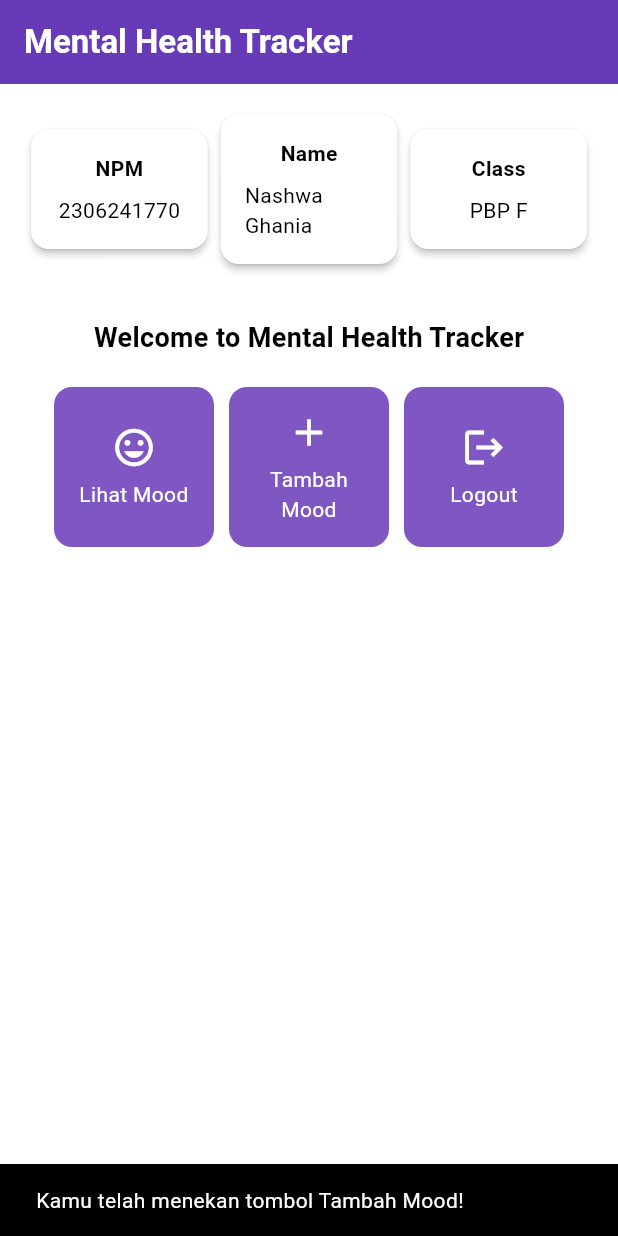
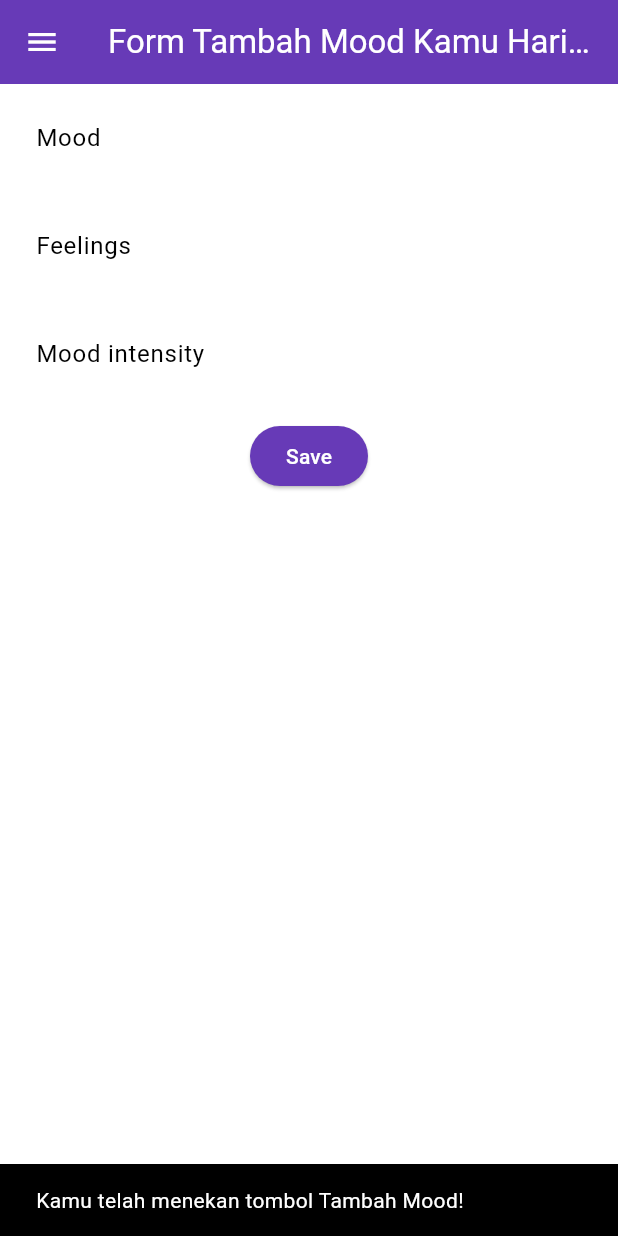
Before and after one commit to narawaa/mental-health-tracker-mobile, a Flutter app: the screen it shows after launch, after a tap on "Tambah Mood", on a phone screen of 412 x 824 dp. Run offline on Flutter 3.47's test engine with Material 3 defaults, Android fonts, the phone set to English and light mode, and no system bars.

Commit message:
feat: Tutorial 7

```diff
--- a/lib/main.dart
+++ b/lib/main.dart
@@ -1,5 +1,5 @@
 import 'package:flutter/material.dart';
-import 'package:mental_health_tracker/menu.dart';
+import 'package:mental_health_tracker/screens/menu.dart';
 
 void main() {
   runApp(const MyApp());
--- a/lib/menu.dart
+++ b/lib/screens/menu.dart
@@ -1,4 +1,6 @@
 import 'package:flutter/material.dart';
+import 'package:mental_health_tracker/widgets/left_drawer.dart';
+import 'package:mental_health_tracker/widgets/mood_card.dart';
 
 class MyHomePage extends StatelessWidget {
   MyHomePage({super.key});
@@ -29,8 +31,10 @@ class MyHomePage extends StatelessWidget {
         ),
         // Warna latar belakang AppBar diambil dari skema warna tema aplikasi.
         backgroundColor: Theme.of(context).colorScheme.primary,
+        iconTheme: const IconThemeData(color: Colors.white),
       ),
       // Body halaman dengan padding di sekelilingnya.
+      drawer: const LeftDrawer(),
       body: Padding(
         padding: const EdgeInsets.all(16.0),
         // Menyusun widget secara vertikal dalam sebuah kolom.
@@ -126,66 +130,3 @@ class InfoCard extends StatelessWidget {
     );
   }
 }
-
-
-class ItemHomepage {
-  final String name;
-  final IconData icon;
-
-  ItemHomepage(this.name, this.icon);
-}
-
-
-class ItemCard extends StatelessWidget {
-  // Menampilkan kartu dengan ikon dan nama.
-
-  final ItemHomepage item;
-
-  const ItemCard(this.item, {super.key});
-
-  @override
-  Widget build(BuildContext context) {
-    return Material(
-      // Menentukan warna latar belakang dari tema aplikasi.
-      color: Theme.of(context).colorScheme.secondary,
-      // Membuat sudut kartu melengkung.
-      borderRadius: BorderRadius.circular(12),
-
-      child: InkWell(
-        // Aksi ketika kartu ditekan.
-        onTap: () {
-          // Menampilkan pesan SnackBar saat kartu ditekan.
-          ScaffoldMessenger.of(context)
-            ..hideCurrentSnackBar()
-            ..showSnackBar(
-              SnackBar(content: Text("Kamu telah menekan tombol ${item.name}!"))
-            );
-        },
-        // Container untuk menyimpan Icon dan Text
-        child: Container(
-          padding: const EdgeInsets.all(8),
-          child: Center(
-            child: Column(
-              // Menyusun ikon dan teks di tengah kartu.
-              mainAxisAlignment: MainAxisAlignment.center,
-              children: [
-                Icon(
-                  item.icon,
-                  color: Colors.white,
-                  size: 30.0,
-                ),
-                const Padding(padding: EdgeInsets.all(3)),
-                Text(
-                  item.name,
-                  textAlign: TextAlign.center,
-                  style: const TextStyle(color: Colors.white),
-                ),
-              ],
-            ),
-          ),
-        ),
-      ),
-    );
-  }
-
-}
--- /dev/null
+++ b/lib/screens/moodentry_form.dart
@@ -0,0 +1,165 @@
+import 'package:flutter/material.dart';
+import 'package:mental_health_tracker/widgets/left_drawer.dart';
+
+class MoodEntryFormPage extends StatefulWidget {
+  const MoodEntryFormPage({super.key});
+
+  @override
+  State<MoodEntryFormPage> createState() => _MoodEntryFormPageState();
+}
+
+class _MoodEntryFormPageState extends State<MoodEntryFormPage> {
+  final _formKey = GlobalKey<FormState>();
+  String _mood = "";
+	String _feelings = "";
+	int _moodIntensity = 0;
+
+  @override
+  Widget build(BuildContext context) {
+    return Scaffold(
+      appBar: AppBar(
+        title: const Center(
+          child: Text(
+            'Form Tambah Mood Kamu Hari ini',
+          ),
+        ),
+        backgroundColor: Theme.of(context).colorScheme.primary,
+        foregroundColor: Colors.white,
+      ),
+      // Tambahkan drawer yang sudah dibuat di sini
+      drawer: const LeftDrawer(),
+      body: Form(
+        key: _formKey,
+        child: SingleChildScrollView(
+          child: Column(
+            crossAxisAlignment: CrossAxisAlignment.start,
+            children: [
+              Padding(
+                padding: const EdgeInsets.all(8.0),
+                child: TextFormField(
+                  decoration: InputDecoration(
+                    hintText: "Mood",
+                    labelText: "Mood",
+                    border: OutlineInputBorder(
+                      borderRadius: BorderRadius.circular(5.0),
+                    ),
+                  ),
+                  onChanged: (String? value) {
+                    setState(() {
+                      _mood = value!;
+                    });
+                  },
+                  validator: (String? value) {
+                    if (value == null || value.isEmpty) {
+                      return "Mood tidak boleh kosong!";
+                    }
+                    return null;
+                  },
+                ),
+              ),
+
+              Padding(
+                padding: const EdgeInsets.all(8.0),
+                child: TextFormField(
+                  decoration: InputDecoration(
+                    hintText: "Feelings",
+                    labelText: "Feelings",
+                    border: OutlineInputBorder(
+                      borderRadius: BorderRadius.circular(5.0),
+                    ),
+                  ),
+                  onChanged: (String? value) {
+                    setState(() {
+                      _feelings = value!;
+                    });
+                  },
+                  validator: (String? value) {
+                    if (value == null || value.isEmpty) {
+                      return "Feelings tidak boleh kosong!";
+                    }
+                    return null;
+                  },
+                ),
+              ),
+              Padding(
+                padding: const EdgeInsets.all(8.0),
+                child: TextFormField(
+                  decoration: InputDecoration(
+                    hintText: "Mood intensity",
+                    labelText: "Mood intensity",
+                    border: OutlineInputBorder(
+                      borderRadius: BorderRadius.circular(5.0),
+                    ),
+                  ),
+                  onChanged: (String? value) {
+                    setState(() {
+                      _moodIntensity = int.tryParse(value!) ?? 0;
+                    });
+                  },
+                  validator: (String? value) {
+                    if (value == null || value.isEmpty) {
+                      return "Mood intensity tidak boleh kosong!";
+                    }
+                    if (int.tryParse(value) == null) {
+                      return "Mood intensity harus berupa angka!";
+                    }
+                    return null;
+                  },
+                ),
+              ),
+
+              Align(
+                alignment: Alignment.bottomCenter,
+                child: Padding(
+                  padding: const EdgeInsets.all(8.0),
+                  child: ElevatedButton(
+                    style: ButtonStyle(
+                      backgroundColor: WidgetStateProperty.all(
+                          Theme.of(context).colorScheme.primary),
+                    ),
+                    onPressed: () {
+                      if (_formKey.currentState!.validate()) {
+                        showDialog(
+                          context: context,
+                          builder: (context) {
+                            return AlertDialog(
+                              title: const Text('Mood berhasil tersimpan'),
+                              content: SingleChildScrollView(
+                                child: Column(
+                                  crossAxisAlignment: CrossAxisAlignment.start,
+                                  children: [
+                                    Text('Mood: $_mood'),
+                                    Text('Feelings: $_feelings'),
+                                    Text('Intensity: $_moodIntensity'),
+                                  ],
+                                ),
+                              ),
+                              actions: [
+                                TextButton(
+                                  child: const Text('OK'),
+                                  onPressed: () {
+                                    Navigator.pop(context);
+                                    _formKey.currentState!.reset();
+                                  },
+                                ),
+                              ],
+                            );
+                          },
+                        );
+                      }
+                    },
+
+                    child: const Text(
+                      "Save",
+                      style: TextStyle(color: Colors.white),
+                    ),
+                  ),
+                ),
+              ),
+            ],
+          ),
+        ),
+      ),
+    );
+  }
+}
--- /dev/null
+++ b/lib/widgets/left_drawer.dart
@@ -0,0 +1,74 @@
+import 'package:flutter/material.dart';
+import 'package:mental_health_tracker/screens/menu.dart';
+import 'package:mental_health_tracker/screens/moodentry_form.dart';
+
+class LeftDrawer extends StatelessWidget {
+  const LeftDrawer({super.key});
+
+  @override
+  Widget build(BuildContext context) {
+    return Drawer(
+      child: ListView(
+        children: [
+          DrawerHeader(
+            // Bagian drawer header
+            decoration: BoxDecoration(
+              color: Theme.of(context).colorScheme.primary,
+            ),
+            child: const Column(
+              children: [
+                Text(
+                  'Mental Health Tracker',
+                  textAlign: TextAlign.center,
+                  style: TextStyle(
+                    fontSize: 24,
+                    fontWeight: FontWeight.bold,
+                    color: Colors.white,
+                  ),
+                ),
+                Padding(padding: EdgeInsets.all(8)),
+                Text(
+                  "Ayo jaga kesehatan mentalmu setiap hari disini!",
+                  // Tambahkan gaya teks dengan center alignment, font ukuran 15, warna putih, dan weight biasa
+                  textAlign: TextAlign.center,
+                  style: TextStyle(
+                    fontSize: 15,
+                    color: Colors.white,
+                    fontWeight: FontWeight.normal,
+                  ),
+                ),
+              ],
+            ),
+          ),
+          // Bagian routing
+          ListTile(
+            leading: const Icon(Icons.home_outlined),
+            title: const Text('Halaman Utama'),
+            // Bagian redirection ke MyHomePage
+            onTap: () {
+              Navigator.pushReplacement(
+                context,
+                MaterialPageRoute(
+                  builder: (context) => MyHomePage(),
+                )
+              );
+            },
+          ),
+          ListTile(
+            leading: const Icon(Icons.mood),
+            title: const Text('Tambah Mood'),
+            // Bagian redirection ke MoodEntryFormPage
+            onTap: () {
+              Navigator.pushReplacement(
+                context,
+                MaterialPageRoute(
+                  builder: (context) => MoodEntryFormPage(),
+                )
+              );
+            },
+          ),
+        ],
+      ),
+    );
+  }
+}
--- /dev/null
+++ b/lib/widgets/mood_card.dart
@@ -0,0 +1,73 @@
+import 'package:flutter/material.dart';
+import 'package:mental_health_tracker/screens/moodentry_form.dart';
+
+class ItemHomepage {
+  final String name;
+  final IconData icon;
+
+  ItemHomepage(this.name, this.icon);
+}
+
+
+class ItemCard extends StatelessWidget {
+  // Menampilkan kartu dengan ikon dan nama.
+
+  final ItemHomepage item;
+
+  const ItemCard(this.item, {super.key});
+
+  @override
+  Widget build(BuildContext context) {
+    return Material(
+      // Menentukan warna latar belakang dari tema aplikasi.
+      color: Theme.of(context).colorScheme.secondary,
+      // Membuat sudut kartu melengkung.
+      borderRadius: BorderRadius.circular(12),
+
+      child: InkWell(
+        // Aksi ketika kartu ditekan.
+        onTap: () {
+          // Menampilkan pesan SnackBar saat kartu ditekan.
+          ScaffoldMessenger.of(context)
+            ..hideCurrentSnackBar()
+            ..showSnackBar(
+              SnackBar(content: Text("Kamu telah menekan tombol ${item.name}!"))
+            );
+
+          if (item.name == "Tambah Mood") {
+            Navigator.pushReplacement(
+              context,
+              MaterialPageRoute(
+                builder: (context) => MoodEntryFormPage(),
+              )
+            );
+          }
+        },
+        // Container untuk menyimpan Icon dan Text
+        child: Container(
+          padding: const EdgeInsets.all(8),
+          child: Center(
+            child: Column(
+              // Menyusun ikon dan teks di tengah kartu.
+              mainAxisAlignment: MainAxisAlignment.center,
+              children: [
+                Icon(
+                  item.icon,
+                  color: Colors.white,
+                  size: 30.0,
+                ),
+                const Padding(padding: EdgeInsets.all(3)),
+                Text(
+                  item.name,
+                  textAlign: TextAlign.center,
+                  style: const TextStyle(color: Colors.white),
+                ),
+              ],
+            ),
+          ),
+        ),
+      ),
+    );
+  }
+
+}
```
